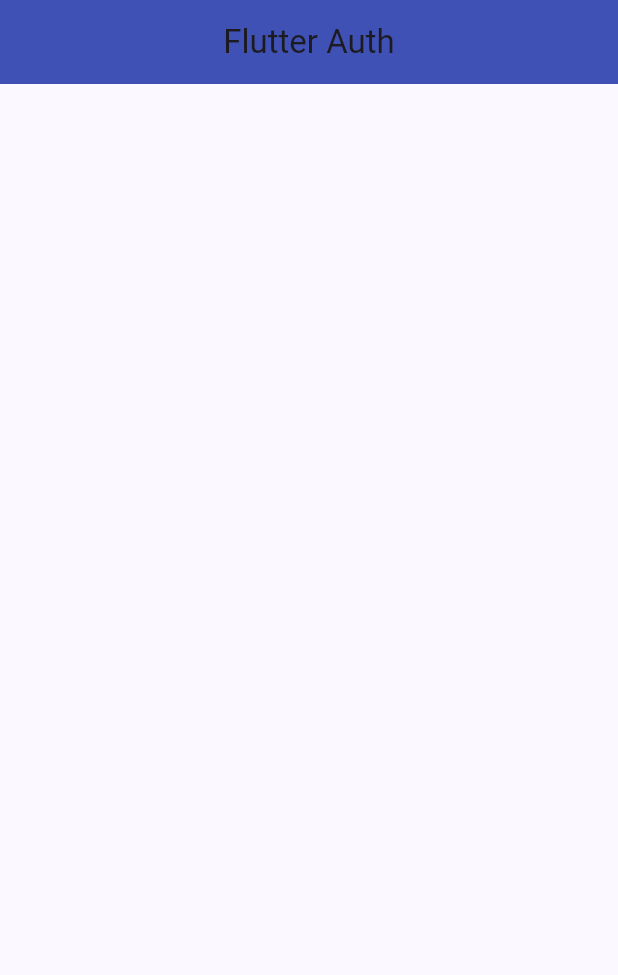
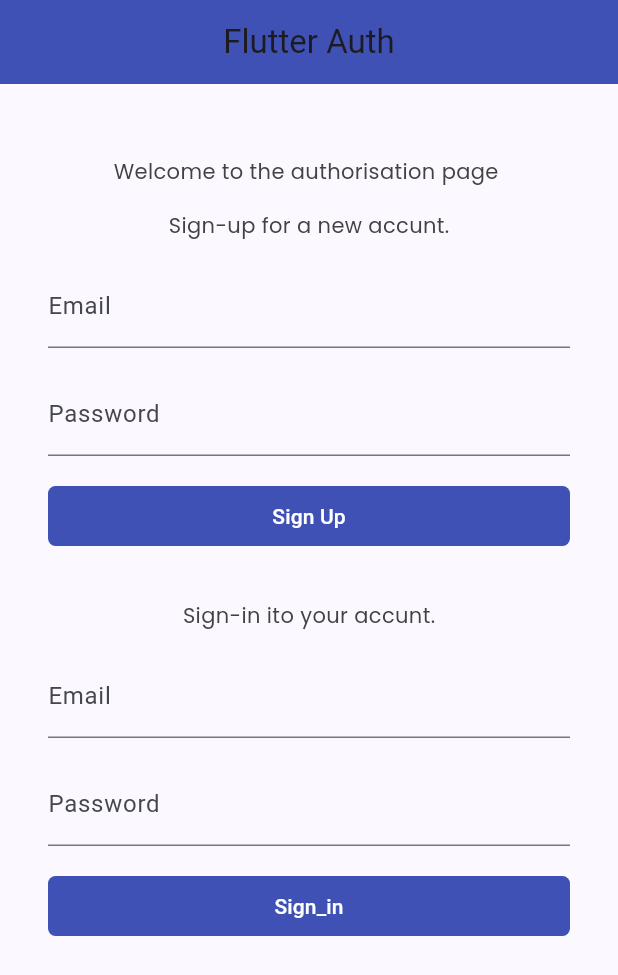
Before and after one commit to emagnu/auth, a Flutter app: the screen it shows after launch, on a phone screen of 412 x 824 dp. Shown: the top 975 px of the screen. Run offline on Flutter 3.47's test engine with Material 3 defaults, Android fonts, the phone set to English and light mode, and no system bars; our stand-ins replace google_fonts.

Commit message:
3 - Making Auth Forms (12:33)

```diff
--- /dev/null
+++ b/lib/src/domainmodels/app_user.dart
@@ -0,0 +1,11 @@
+//  //  ///
+//  Import LIBRARIES
+//  Import FILES
+//  //  ///
+
+class AppUser {
+  final String uid;
+  final String email;
+
+  AppUser({required this.uid, required this.email});
+}
--- a/lib/src/presentation/ui/screes/welcome_screen.dart
+++ b/lib/src/presentation/ui/screes/welcome_screen.dart
@@ -2,6 +2,9 @@
 //  Import LIBRARIES
 import 'package:flutter/material.dart';
 //  Import FILES
+import '../sharedwidgets/styled_text.dart';
+import '../welcome/sign_in_form.dart';
+import '../welcome/sign_up_form.dart';
 //  //  ///
 
 class WelcomeScreen extends StatelessWidget {
@@ -18,12 +21,16 @@ class WelcomeScreen extends StatelessWidget {
       body: SingleChildScrollView(
         child: Container(
           padding: const EdgeInsets.symmetric(horizontal: 16, vertical: 48),
-          child: const Column(
+          child: Column(
             crossAxisAlignment: CrossAxisAlignment.center,
             children: <Widget>[
-              // StyleHeading('Welcome to Flutter Auth'),
+              const StyledHeadingText('Welcome to the authorisation page '),
+
               // Sign up screen
+              SignUpForm(),
+
               // Sign in screen
+              SignInForm(),
             ],
           ),
         ),
--- a/lib/src/presentation/ui/sharedwidgets/styled_button.dart
+++ b/lib/src/presentation/ui/sharedwidgets/styled_button.dart
@@ -15,13 +15,30 @@ class StyledButton extends StatelessWidget {
   Widget build(BuildContext context) {
     return TextButton(
         style: TextButton.styleFrom(
-          backgroundColor: Colors.indigo[500],
-          foregroundColor: Colors.white,
-          shape: const RoundedRectangleBorder(
-            borderRadius: BorderRadius.all(Radius.circular(5)),
-          ),
-        ),
+            backgroundColor: Colors.indigo[500],
+            foregroundColor: Colors.white,
+            shape: const RoundedRectangleBorder(
+                borderRadius: BorderRadius.all(Radius.circular(5)))),
         onPressed: onPressed,
         child: child);
   }
 }
+
+class StyledButtonText extends StatelessWidget {
+  final String text;
+
+  const StyledButtonText(this.text, {super.key});
+
+  @override
+  Widget build(BuildContext context) {
+    return Text(text,
+        style: GoogleFonts.poppins(
+          textStyle: const TextStyle(
+            color: Colors.white,
+            fontSize: 14,
+            fontWeight: FontWeight.bold,
+            letterSpacing: 0.8,
+          ),
+        ));
+  }
+}
--- a/lib/src/presentation/ui/sharedwidgets/styled_text.dart
+++ b/lib/src/presentation/ui/sharedwidgets/styled_text.dart
@@ -8,7 +8,7 @@ import 'package:google_fonts/google_fonts.dart';
 class StyledBodyText extends StatelessWidget {
   final String text;
 
-  const StyledBodyText({super.key, required this.text});
+  const StyledBodyText(this.text, {super.key});
 
   @override
   Widget build(BuildContext context) {
@@ -24,7 +24,7 @@ class StyledBodyText extends StatelessWidget {
 class StyledHeadingText extends StatelessWidget {
   final String text;
 
-  const StyledHeadingText({super.key, required this.text});
+  const StyledHeadingText(this.text, {super.key});
 
   @override
   Widget build(BuildContext context) {
--- /dev/null
+++ b/lib/src/presentation/ui/welcome/sign_in_form.dart
@@ -0,0 +1,61 @@
+//  //  ///
+//  Import LIBRARIES
+import 'package:flutter/material.dart';
+//  Import FILES
+import '../sharedwidgets/styled_button.dart';
+import '../sharedwidgets/styled_text.dart';
+//  //  ///
+
+class SignInForm extends StatelessWidget {
+  final GlobalKey<FormState> _formKey = GlobalKey<FormState>();
+  final TextEditingController _emaiController = TextEditingController();
+  final TextEditingController _passwordController = TextEditingController();
+
+  SignInForm({super.key});
+
+  @override
+  Widget build(BuildContext context) {
+    return Padding(
+      padding: const EdgeInsets.all(16.0),
+      child: Form(
+        key: _formKey,
+        child: Column(
+          crossAxisAlignment: CrossAxisAlignment.stretch,
+          children: <Widget>[
+            //  Intro test
+            const Center(
+              child: StyledBodyText('Sign-in ito your accunt.'),
+            ),
+            const SizedBox(height: 16.0),
+
+            //  Email address
+            TextFormField(
+              controller: _emaiController,
+              keyboardType: TextInputType.emailAddress,
+              decoration: const InputDecoration(labelText: 'Email'),
+              // validator: (value) {if (value == null || value.isEmpty) {return 'Please enter a username';}return null;},
+            ),
+            const SizedBox(height: 16.0),
+
+            //  Password
+            TextFormField(
+              controller: _passwordController,
+              obscureText: true,
+              decoration: const InputDecoration(labelText: 'Password'),
+              // validator: (value) {if (value == null || value.isEmpty) {return 'Please enter a username';}return null;},
+            ),
+            const SizedBox(height: 16.0),
+
+            //  Error feedback
+
+            //  Submit button
+            StyledButton(
+              onPressed: () async {},
+              child: const Text('Sign_in'),
+            ),
+          ],
+        ),
+      ),
+    );
+  }
+}
--- /dev/null
+++ b/lib/src/presentation/ui/welcome/sign_up_form.dart
@@ -0,0 +1,61 @@
+//  //  ///
+//  Import LIBRARIES
+import 'package:auth/src/presentation/ui/sharedwidgets/styled_button.dart';
+import 'package:auth/src/presentation/ui/sharedwidgets/styled_text.dart';
+import 'package:flutter/material.dart';
+//  Import FILES
+//  //  ///
+
+class SignUpForm extends StatelessWidget {
+  final GlobalKey<FormState> _formKey = GlobalKey<FormState>();
+  final TextEditingController _emaiController = TextEditingController();
+  final TextEditingController _passwordController = TextEditingController();
+
+  SignUpForm({super.key});
+
+  @override
+  Widget build(BuildContext context) {
+    return Padding(
+      padding: const EdgeInsets.all(16.0),
+      child: Form(
+        key: _formKey,
+        child: Column(
+          crossAxisAlignment: CrossAxisAlignment.stretch,
+          children: <Widget>[
+            //  Intro test
+            const Center(
+              child: StyledBodyText('Sign-up for a new accunt.'),
+            ),
+            const SizedBox(height: 16.0),
+
+            //  Email address
+            TextFormField(
+              controller: _emaiController,
+              keyboardType: TextInputType.emailAddress,
+              decoration: const InputDecoration(labelText: 'Email'),
+              // validator: (value) {if (value == null || value.isEmpty) {return 'Please enter a username';}return null;},
+            ),
+            const SizedBox(height: 16.0),
+
+            //  Password
+            TextFormField(
+              controller: _passwordController,
+              obscureText: true,
+              decoration: const InputDecoration(labelText: 'Password'),
+              // validator: (value) {if (value == null || value.isEmpty) {return 'Please enter a username';}return null;},
+            ),
+            const SizedBox(height: 16.0),
+
+            //  Error feedback
+
+            //  Submit button
+            StyledButton(
+              onPressed: () async {},
+              child: const Text('Sign Up'),
+            ),
+          ],
+        ),
+      ),
+    );
+  }
+}
```
Also changed, not shown: 1 other file.
